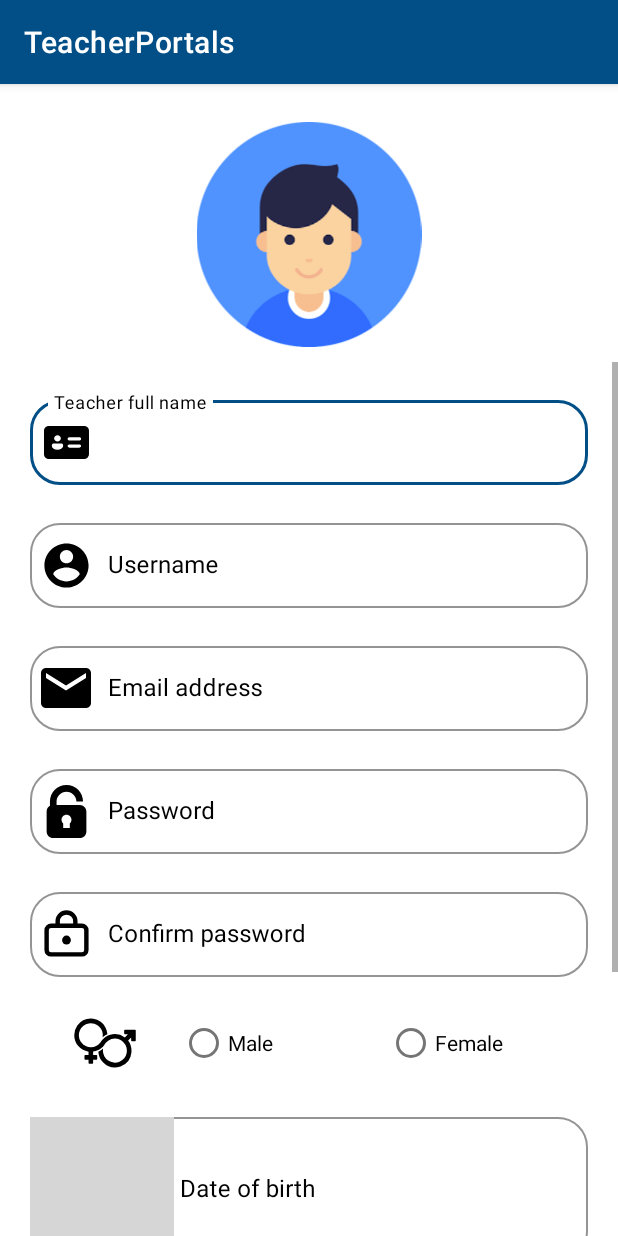
After one commit to romildesai/SMS_Teacher_Project, an Android app: the Activity_edit_teacher_profile screen opened directly, with no data from a screen before it, on a phone screen of 412 x 824 dp. The commit adds this screen. Run offline under Robolectric (Android 15) with nearby library versions, the phone set to English and light mode, and no system bars; grey boxes are pictures that could not be loaded.

Commit message:
commited by hini

```diff
--- a/app/src/main/AndroidManifest.xml
+++ b/app/src/main/AndroidManifest.xml
@@ -13,6 +13,12 @@
         android:supportsRtl="true"
         android:theme="@style/Theme.Teacher"
         tools:targetApi="31">
+        <activity
+            android:name=".activity_add_teacher"
+            android:exported="false" />
+        <activity
+            android:name=".Activity_edit_teacher_profile"
+            android:exported="false" />
         <activity
             android:name=".Upcomming_Event"
             android:exported="false" />
--- /dev/null
+++ b/app/src/main/java/com/example/teacher/Activity_edit_teacher_profile.java
@@ -0,0 +1,14 @@
+package com.example.teacher;
+
+import androidx.appcompat.app.AppCompatActivity;
+
+import android.os.Bundle;
+
+public class Activity_edit_teacher_profile extends AppCompatActivity {
+
+    @Override
+    protected void onCreate(Bundle savedInstanceState) {
+        super.onCreate(savedInstanceState);
+        setContentView(R.layout.activity_edit_teacher_profile);
+    }
+}
--- a/app/src/main/res/layout/activity_edit_profile.xml
+++ b/app/src/main/res/layout/activity_edit_profile.xml
@@ -361,7 +361,7 @@
             android:paddingTop="15dp"
             android:paddingEnd="15dp"
             android:paddingBottom="15dp"
-            android:text="UPDATE"
+            android:text="Update student"
             android:textColor="@color/white"
             android:textStyle="bold" />
 
--- /dev/null
+++ b/app/src/main/res/layout/activity_edit_teacher_profile.xml
@@ -0,0 +1,292 @@
+<?xml version="1.0" encoding="utf-8"?>
+<androidx.appcompat.widget.LinearLayoutCompat xmlns:android="http://schemas.android.com/apk/res/android"
+    xmlns:app="http://schemas.android.com/apk/res-auto"
+    xmlns:tools="http://schemas.android.com/tools"
+    android:layout_width="match_parent"
+    android:layout_height="match_parent"
+    tools:context=".Activity_edit_teacher_profile"
+    android:background="@color/white"
+    android:orientation="vertical">
+
+    <ImageView
+        android:layout_width="match_parent"
+        android:layout_height="150dp"
+        android:src="@drawable/add_student"
+        android:layout_marginTop="25dp"
+        android:layout_marginBottom="10dp"
+        android:layout_gravity="center"/>
+
+    <ScrollView
+        android:layout_width="match_parent"
+        android:layout_height="wrap_content">
+        <LinearLayout
+            android:layout_width="match_parent"
+            android:layout_height="wrap_content"
+            android:orientation="vertical">
+
+            <com.google.android.material.textfield.TextInputLayout
+                android:layout_width="match_parent"
+                android:layout_height="wrap_content"
+                android:layout_marginTop="20dp"
+                android:layout_marginStart="20dp"
+                android:layout_marginEnd="20dp"
+                app:boxCornerRadiusTopStart="20dp"
+                app:boxCornerRadiusTopEnd="20dp"
+                app:boxCornerRadiusBottomEnd="20dp"
+                app:boxCornerRadiusBottomStart="20dp"
+                app:boxStrokeColor="@color/blue"
+                app:hintTextColor="@color/black"
+                android:textColorHint="@color/black"
+                app:startIconDrawable="@drawable/ic_id_card"
+                app:startIconTint="@color/black"
+
+                style="@style/Widget.MaterialComponents.TextInputLayout.OutlinedBox"
+                >
+                <com.google.android.material.textfield.TextInputEditText
+                    android:layout_width="match_parent"
+                    android:layout_height="wrap_content"
+                    android:hint="Teacher full name"
+                    android:inputType="text"
+                    android:textColor="@color/black"/>
+            </com.google.android.material.textfield.TextInputLayout>
+
+            <com.google.android.material.textfield.TextInputLayout
+                android:layout_width="match_parent"
+                android:layout_height="wrap_content"
+                android:layout_marginTop="20dp"
+                android:layout_marginStart="20dp"
+                android:layout_marginEnd="20dp"
+                app:boxCornerRadiusTopStart="20dp"
+                app:boxCornerRadiusTopEnd="20dp"
+                app:boxCornerRadiusBottomEnd="20dp"
+                app:boxCornerRadiusBottomStart="20dp"
+                app:boxStrokeColor="@color/blue"
+                app:hintTextColor="@color/black"
+                android:textColorHint="@color/black"
+                app:startIconDrawable="@drawable/ic_username"
+                app:startIconTint="@color/black"
+
+                style="@style/Widget.MaterialComponents.TextInputLayout.OutlinedBox"
+                >
+                <com.google.android.material.textfield.TextInputEditText
+                    android:layout_width="match_parent"
+                    android:layout_height="wrap_content"
+                    android:hint="Username"
+                    android:inputType="text"
+                    android:textColor="@color/black"/>
+            </com.google.android.material.textfield.TextInputLayout>
+
+            <com.google.android.material.textfield.TextInputLayout
+                android:layout_width="match_parent"
+                android:layout_height="wrap_content"
+                android:layout_marginTop="20dp"
+                android:layout_marginStart="20dp"
+                android:layout_marginEnd="20dp"
+                app:boxCornerRadiusTopStart="20dp"
+                app:boxCornerRadiusTopEnd="20dp"
+                app:boxCornerRadiusBottomEnd="20dp"
+                app:boxCornerRadiusBottomStart="20dp"
+                app:boxStrokeColor="@color/blue"
+                app:hintTextColor="@color/black"
+                android:textColorHint="@color/black"
+                app:startIconDrawable="@drawable/ic_email"
+                app:startIconTint="@color/black"
+
+                style="@style/Widget.MaterialComponents.TextInputLayout.OutlinedBox"
+                >
+
+                <com.google.android.material.textfield.TextInputEditText
+                    android:layout_width="match_parent"
+                    android:layout_height="wrap_content"
+                    android:hint="Email address"
+                    android:inputType="text"
+                    android:textColor="@color/black" />
+            </com.google.android.material.textfield.TextInputLayout>
+
+            <com.google.android.material.textfield.TextInputLayout
+                android:layout_width="match_parent"
+                android:layout_height="wrap_content"
+                android:layout_marginTop="20dp"
+                android:layout_marginStart="20dp"
+                android:layout_marginEnd="20dp"
+                app:boxCornerRadiusTopStart="20dp"
+                app:boxCornerRadiusTopEnd="20dp"
+                app:boxCornerRadiusBottomEnd="20dp"
+                app:boxCornerRadiusBottomStart="20dp"
+                app:boxStrokeColor="@color/blue"
+                app:hintTextColor="@color/black"
+                android:textColorHint="@color/black"
+                app:startIconDrawable="@drawable/ic_password"
+                app:startIconTint="@color/black"
+
+
+                style="@style/Widget.MaterialComponents.TextInputLayout.OutlinedBox"
+                >
+
+                <com.google.android.material.textfield.TextInputEditText
+                    android:layout_width="match_parent"
+                    android:layout_height="wrap_content"
+                    android:hint="Password"
+                    android:inputType="text"
+                    android:textColor="@color/black" />
+            </com.google.android.material.textfield.TextInputLayout>
+
+            <com.google.android.material.textfield.TextInputLayout
+                android:layout_width="match_parent"
+                android:layout_height="wrap_content"
+                android:layout_marginTop="20dp"
+                android:layout_marginStart="20dp"
+                android:layout_marginEnd="20dp"
+                app:boxCornerRadiusTopStart="20dp"
+                app:boxCornerRadiusTopEnd="20dp"
+                app:boxCornerRadiusBottomEnd="20dp"
+                app:boxCornerRadiusBottomStart="20dp"
+                app:boxStrokeColor="@color/blue"
+                app:hintTextColor="@color/black"
+                android:textColorHint="@color/black"
+                app:startIconDrawable="@drawable/ic_cpassword"
+                app:startIconTint="@color/black"
+
+                style="@style/Widget.MaterialComponents.TextInputLayout.OutlinedBox"
+                >
+                <com.google.android.material.textfield.TextInputEditText
+                    android:layout_width="match_parent"
+                    android:layout_height="wrap_content"
+                    android:hint="Confirm password"
+                    android:inputType="text"
+                    android:textColor="@color/black"/>
+            </com.google.android.material.textfield.TextInputLayout>
+
+            <RadioGroup xmlns:android="http://schemas.android.com/apk/res/android"
+                android:layout_width="match_parent"
+                android:layout_height="wrap_content"
+                android:orientation="horizontal"
+                android:layout_marginTop="20dp"
+                >
+
+                <ImageView
+                    android:layout_width="wrap_content"
+                    android:layout_height="match_parent"
+                    android:src="@drawable/ic_gender"
+                    android:layout_weight="1"
+                    app:startIconTint="@color/black"
+                    android:layout_marginStart="20dp">
+                </ImageView>
+
+
+                <RadioButton android:id="@+id/radio_pirates"
+                    android:layout_width="wrap_content"
+                    android:layout_height="wrap_content"
+                    android:layout_weight="1"
+                    android:text="Male"
+                    />
+                <RadioButton android:id="@+id/radio_ninjas"
+                    android:layout_width="wrap_content"
+                    android:layout_weight="1"
+                    android:layout_height="wrap_content"
+                    android:text="Female"
+                    />
+
+            </RadioGroup>
+
+            <com.google.android.material.textfield.TextInputLayout
+                android:id="@+id/txt_dob"
+                android:layout_width="match_parent"
+                android:layout_height="wrap_content"
+                android:layout_marginTop="20dp"
+                android:layout_marginStart="20dp"
+                android:layout_marginEnd="20dp"
+                app:boxCornerRadiusTopStart="20dp"
+                app:boxCornerRadiusTopEnd="20dp"
+                app:boxCornerRadiusBottomEnd="20dp"
+                app:boxCornerRadiusBottomStart="20dp"
+                app:boxStrokeColor="@color/blue"
+                app:hintTextColor="@color/black"
+                android:textColorHint="@color/black"
+                app:startIconDrawable="@drawable/ic_baseline_calendar"
+                app:startIconTint="@color/black"
+
+                style="@style/Widget.MaterialComponents.TextInputLayout.OutlinedBox"
+                >
+                <com.google.android.material.textfield.TextInputEditText
+                    android:layout_width="match_parent"
+                    android:layout_height="wrap_content"
+                    android:hint="Date of birth"
+                    android:inputType="text"
+                    android:textColor="@color/black"/>
+            </com.google.android.material.textfield.TextInputLayout>
+
+            <com.google.android.material.textfield.TextInputLayout
+                android:layout_width="match_parent"
+                android:layout_height="wrap_content"
+                android:layout_marginTop="20dp"
+                android:layout_marginStart="20dp"
+                android:layout_marginEnd="20dp"
+                app:boxCornerRadiusTopStart="20dp"
+                app:boxCornerRadiusTopEnd="20dp"
+                app:boxCornerRadiusBottomEnd="20dp"
+                app:boxCornerRadiusBottomStart="20dp"
+                app:boxStrokeColor="@color/blue"
+                app:hintTextColor="@color/black"
+                android:textColorHint="@color/black"
+                app:startIconDrawable="@drawable/ic_baseline_phone_24"
+                app:startIconTint="@color/black"
+
+                style="@style/Widget.MaterialComponents.TextInputLayout.OutlinedBox"
+                >
+
+                <com.google.android.material.textfield.TextInputEditText
+                    android:layout_width="match_parent"
+                    android:layout_height="wrap_content"
+                    android:hint="Phone number"
+                    android:inputType="text"
+                    android:textColor="@color/black" />
+            </com.google.android.material.textfield.TextInputLayout>
+
+            <com.google.android.material.textfield.TextInputLayout
+                android:layout_width="match_parent"
+                android:layout_height="wrap_content"
+                android:layout_marginTop="20dp"
+                android:layout_marginStart="20dp"
+                android:layout_marginEnd="20dp"
+                app:boxCornerRadiusTopStart="20dp"
+                app:boxCornerRadiusTopEnd="20dp"
+                app:boxCornerRadiusBottomEnd="20dp"
+                app:boxCornerRadiusBottomStart="20dp"
+                app:boxStrokeColor="@color/blue"
+                app:hintTextColor="@color/black"
+                android:textColorHint="@color/black"
+                app:startIconDrawable="@drawable/ic_semester__1_"
+                app:startIconTint="@color/black"
+
+                style="@style/Widget.MaterialComponents.TextInputLayout.OutlinedBox"
+                >
+
+                <com.google.android.material.textfield.TextInputEditText
+                    android:layout_width="match_parent"
+                    android:layout_height="wrap_content"
+                    android:hint="Qualification"
+                    android:inputType="text"
+                    android:textColor="@color/black" />
+            </com.google.android.material.textfield.TextInputLayout>
+
+
+            <Button
+                android:layout_width="wrap_content"
+                android:layout_height="wrap_content"
+                android:layout_gravity="center"
+                android:layout_marginTop="10dp"
+                android:backgroundTint="@color/blue"
+                android:paddingStart="15dp"
+                android:paddingTop="15dp"
+                android:paddingEnd="15dp"
+                android:paddingBottom="15dp"
+                android:text="Update Teacher"
+                android:textColor="@color/white"
+                android:textStyle="bold" />
+
+        </LinearLayout>
+    </ScrollView>
+
+
+</androidx.appcompat.widget.LinearLayoutCompat>
```
Also changed, not shown: app/src/main/java/com/example/teacher/activity_add_teacher.java (added, +14 -0 lines), app/src/main/res/layout/activity_add_teacher.xml (added, +292 -0 lines).
